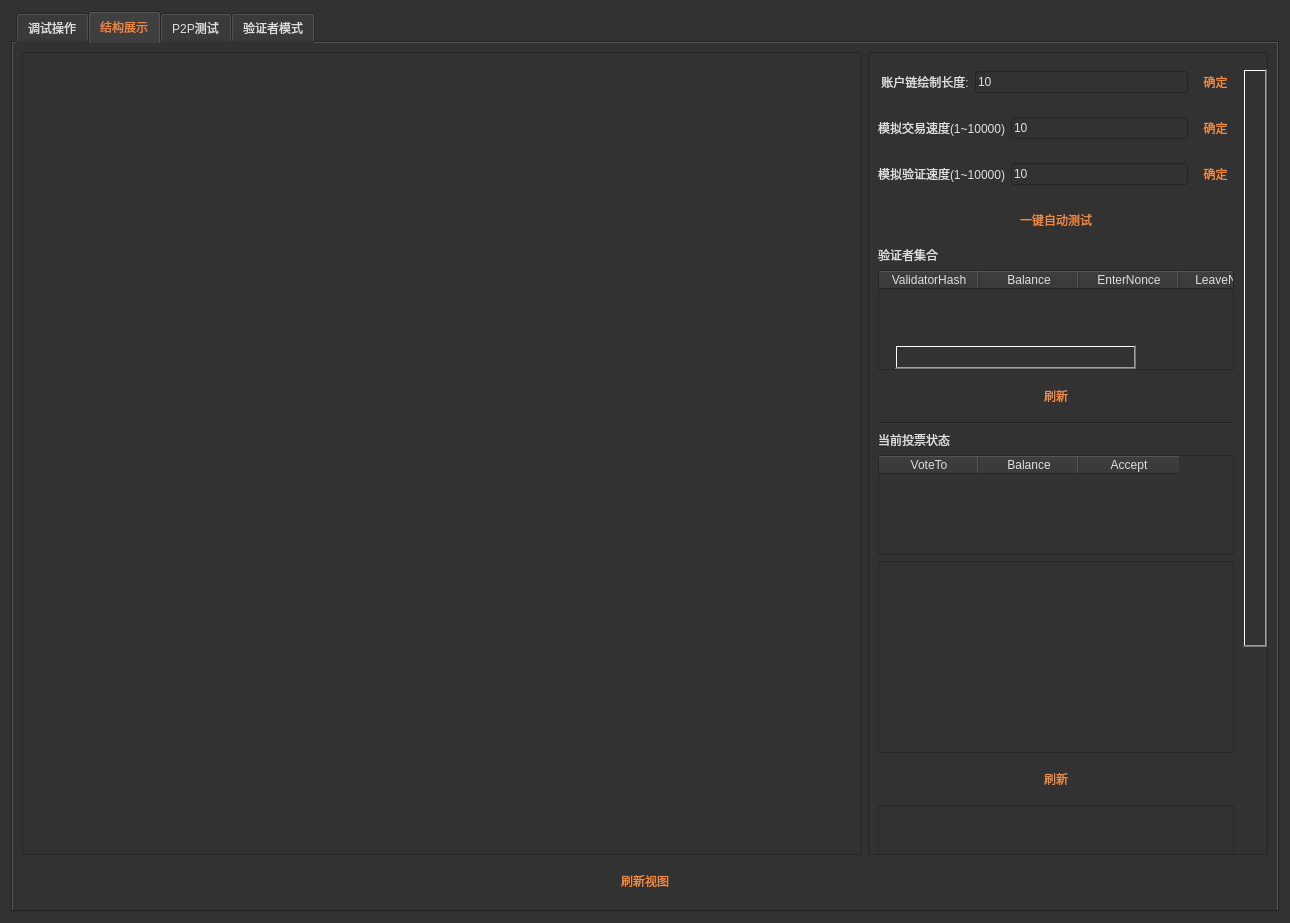
The window that examples/store_example_main_widget.ui (Ambr-org/Ambr) describes before a commit, drawn with Qt 5.
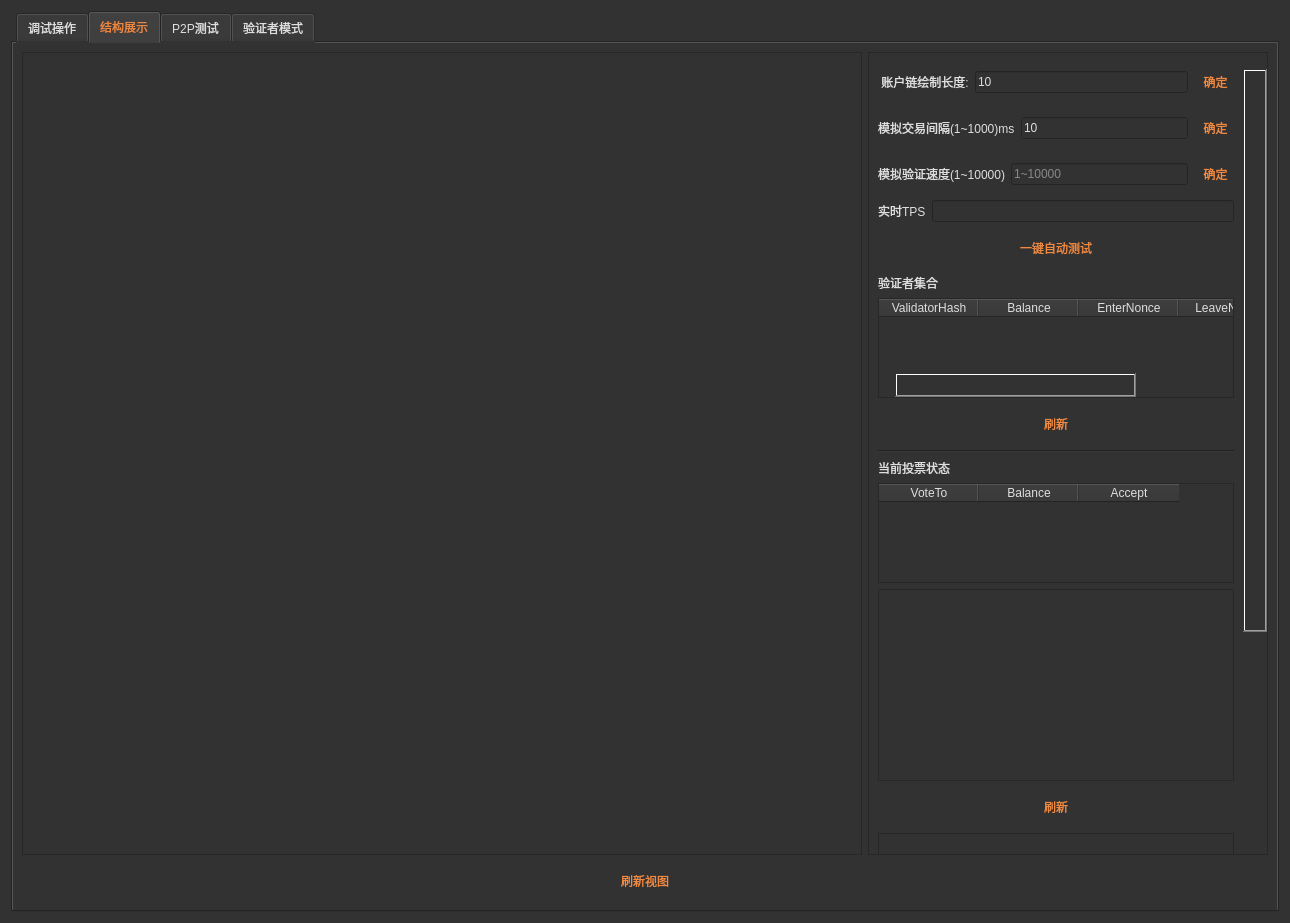
The same window after the commit. The open tabs and pages were chosen to show the change. Icons and pictures are not drawn.

The edit to the form file:
```diff
--- a/examples/store_example_main_widget.ui
+++ b/examples/store_example_main_widget.ui
@@ -1912,9 +1912,9 @@
             <property name="geometry">
              <rect>
               <x>0</x>
-              <y>-188</y>
+              <y>0</y>
               <width>374</width>
-              <height>1237</height>
+              <height>1272</height>
              </rect>
             </property>
             <layout class="QVBoxLayout" name="verticalLayout_49">
@@ -1975,7 +1975,7 @@
                   <item>
                    <widget class="QLabel" name="label_80">
                     <property name="text">
-                     <string>模拟交易速度(1~10000)</string>
+                     <string>模拟交易间隔(1~1000)ms</string>
                     </property>
                    </widget>
                   </item>
@@ -2009,8 +2009,11 @@
                   </item>
                   <item>
                    <widget class="QLineEdit" name="edtPTSimValidateSpeed">
+                    <property name="enabled">
+                     <bool>true</bool>
+                    </property>
                     <property name="text">
-                     <string>10</string>
+                     <string/>
                     </property>
                     <property name="placeholderText">
                      <string>1~10000</string>
@@ -2026,6 +2029,27 @@
                   </item>
                  </layout>
                 </item>
+                <item>
+                 <layout class="QHBoxLayout" name="horizontalLayout_96">
+                  <item>
+                   <widget class="QLabel" name="label_83">
+                    <property name="text">
+                     <string>实时TPS</string>
+                    </property>
+                   </widget>
+                  </item>
+                  <item>
+                   <widget class="QLineEdit" name="edtRunTimeTps">
+                    <property name="text">
+                     <string/>
+                    </property>
+                    <property name="placeholderText">
+                     <string/>
+                    </property>
+                   </widget>
+                  </item>
+                 </layout>
+                </item>
                 <item>
                  <widget class="QPushButton" name="btnStartAllTest">
                   <property name="text">
```
Left out of the diff: 10 changed lines with no effect on the pictures.
